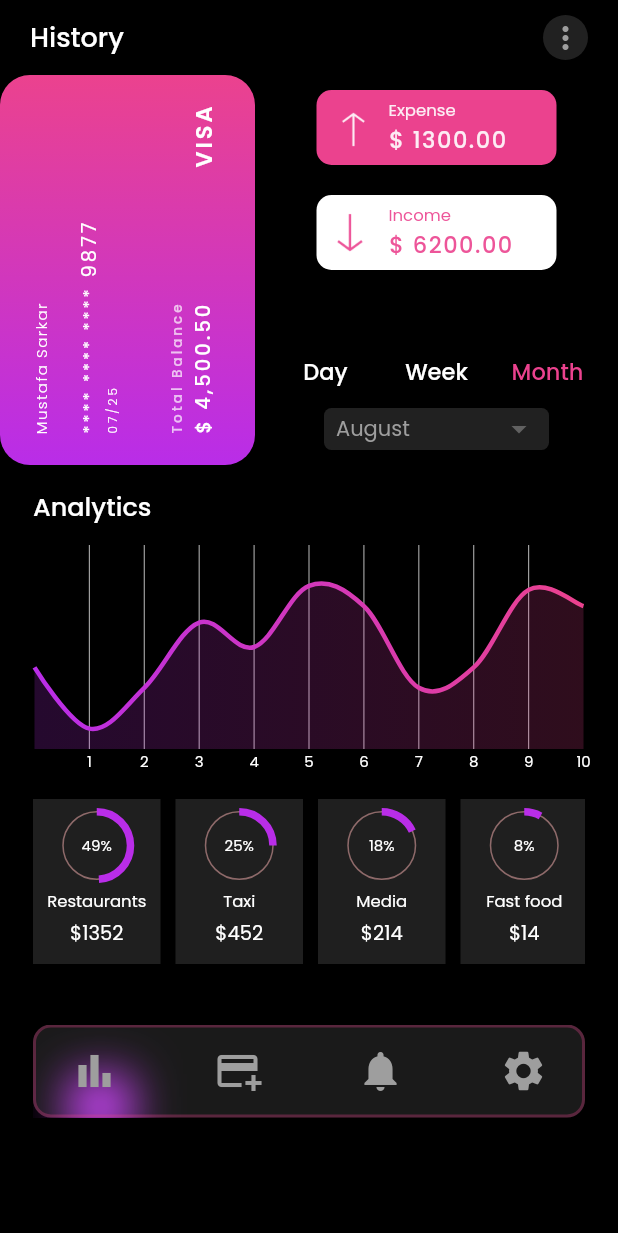
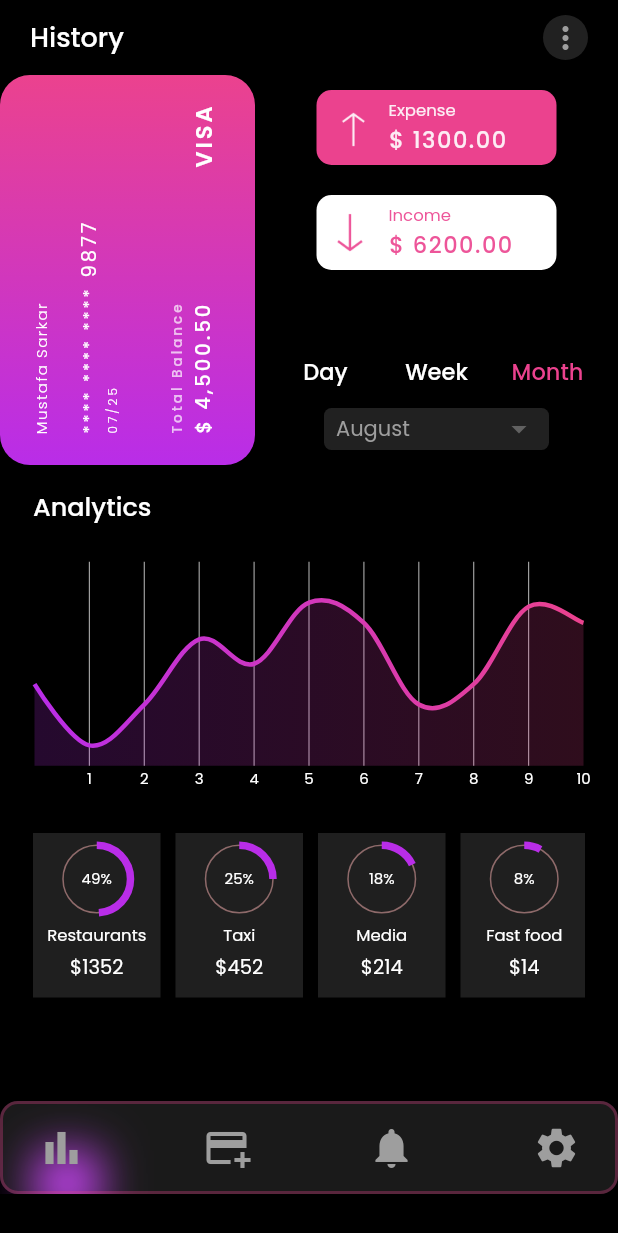
Before and after one commit to aniribe/flutter_digital_wallet_app, a Flutter app: the screen it shows after launch, on a phone screen of 412 x 824 dp. Shown: the top 1233 px of the screen. Run offline on Flutter 3.47's test engine with Material 2 defaults, Android fonts, the phone set to English and light mode, and no system bars; drawn by our look-alikes of fl_chart, percent_indicator; our stand-ins replace stacked, stacked_core, stacked_services.

Commit message:
History_view was added;

```diff
--- a/lib/config/app.dart
+++ b/lib/config/app.dart
@@ -1,8 +1,18 @@
 import 'package:digital_wallet_app/views/home/home_page_view.dart';
 import 'package:stacked/stacked_annotations.dart';
+import 'package:stacked_services/stacked_services.dart';
 
-@StackedApp(routes: [
-  MaterialRoute(page: HomePageView, initial: true),
-  // CupertinoRoute(page: PreLoginView),
-])
+import '../views/history/history_viewmodel.dart';
+
+@StackedApp(
+  routes: [
+    MaterialRoute(page: HomePageView, initial: true),
+    // CupertinoRoute(page: PreLoginView),
+  ],
+  dependencies: [
+    Singleton(classType: HistoryViewModel),
+    LazySingleton(classType: NavigationService),
+    LazySingleton(classType: DialogService),
+  ],
+)
 class AppSetup {}
--- /dev/null
+++ b/lib/config/app.locator.dart
@@ -0,0 +1,26 @@
+// GENERATED CODE - DO NOT MODIFY BY HAND
+
+// **************************************************************************
+// StackedLocatorGenerator
+// **************************************************************************
+
+// ignore_for_file: public_member_api_docs
+
+import 'package:stacked_core/stacked_core.dart';
+import 'package:stacked_services/stacked_services.dart';
+
+import '../views/history/history_viewmodel.dart';
+
+final locator = StackedLocator.instance;
+
+Future<void> setupLocator(
+    {String? environment, EnvironmentFilter? environmentFilter}) async {
+// Register environments
+  locator.registerEnvironment(
+      environment: environment, environmentFilter: environmentFilter);
+
+// Register dependencies
+  locator.registerSingleton(HistoryViewModel());
+  locator.registerLazySingleton(() => NavigationService());
+  locator.registerLazySingleton(() => DialogService());
+}
--- a/lib/config/locator.dart
+++ b/lib/config/locator.dart
@@ -1,8 +1,8 @@
-import 'package:get_it/get_it.dart';
-import 'package:injectable/injectable.dart';
-import 'locator.config.dart';
-
-final locator = GetIt.instance;
-
-@injectableInit
-Future<dynamic> setupLocator() async => await $initGetIt(locator);
+// import 'package:get_it/get_it.dart';
+// import 'package:injectable/injectable.dart';
+// import 'locator.config.dart';
+//
+// final locator = GetIt.instance;
+//
+// @injectableInit
+// Future<dynamic> setupLocator() async => await $initGetIt(locator);
--- a/lib/config/service_config.dart
+++ b/lib/config/service_config.dart
@@ -1,12 +1,12 @@
-import 'package:injectable/injectable.dart';
-// ignore: import_of_legacy_library_into_null_safe
-import 'package:stacked_services/stacked_services.dart';
-
-@module
-abstract class ServicesConfig {
-  @lazySingleton
-  NavigationService get navigationService;
-
-  @lazySingleton
-  DialogService get dialogService;
-}
+// import 'package:injectable/injectable.dart';
+// // ignore: import_of_legacy_library_into_null_safe
+// import 'package:stacked_services/stacked_services.dart';
+//
+// @module
+// abstract class ServicesConfig {
+//   @lazySingleton
+//   NavigationService get navigationService;
+//
+//   @lazySingleton
+//   DialogService get dialogService;
+// }
--- a/lib/main.dart
+++ b/lib/main.dart
@@ -1,8 +1,11 @@
+import 'package:digital_wallet_app/config/locator.dart';
 import 'package:flutter/material.dart';
 import 'package:stacked_services/stacked_services.dart';
+import 'config/app.locator.dart';
 import 'config/app.router.dart';
 
 void main() {
+  setupLocator();
   runApp(const MyApp());
 }
 
--- /dev/null
+++ b/lib/views/history/components/charts_section.dart
@@ -0,0 +1,43 @@
+import 'package:digital_wallet_app/views/home/components/progress_chart.dart';
+import 'package:flutter/cupertino.dart';
+import '../../../consts/app_colors.dart';
+import '../../../consts/string_constants.dart';
+import '../../../util/ui_helper.dart';
+import '../../home/components/expense_graph.dart';
+
+class ChartsSections extends StatelessWidget {
+  final String selectedMonth;
+
+  const ChartsSections({
+    Key? key,
+    required this.selectedMonth,
+  }) : super(key: key);
+
+  @override
+  Widget build(BuildContext context) {
+    return Padding(
+      padding: const EdgeInsets.symmetric(horizontal: 22),
+      child: SizedBox(
+        height: 340,
+        child: Column(
+          mainAxisAlignment: MainAxisAlignment.spaceBetween,
+          crossAxisAlignment: CrossAxisAlignment.start,
+          children: [
+            const Text(
+              StringConstants.analytics,
+              style: TextStyle(
+                fontSize: 17,
+                fontWeight: FontWeight.w500,
+                color: AppColors.white,
+              ),
+            ),
+            verticalSpace(7),
+            ExpenseGraphDesign(month: selectedMonth),
+            verticalSpace(15),
+            const CircleProgressChartSection(),
+          ],
+        ),
+      ),
+    );
+  }
+}
--- a/lib/views/home/components/credit_card_section.dart
+++ b/lib/views/history/components/credit_card_section.dart
@@ -1,6 +1,6 @@
 import 'package:flutter/cupertino.dart';
 import '../../../widgets/visa_card/visa_card.dart';
-import 'expense_income_section.dart';
+import '../../home/components/expense_income_section.dart';
 
 class CreditCardSection extends StatelessWidget {
   final String selectedMonth;
--- /dev/null
+++ b/lib/views/history/history_view.dart
@@ -0,0 +1,45 @@
+import 'package:digital_wallet_app/config/locator.dart';
+import 'package:digital_wallet_app/consts/app_colors.dart';
+import 'package:flutter/material.dart';
+import 'package:stacked/stacked.dart';
+import '../../config/app.locator.dart';
+import '../../consts/string_constants.dart';
+import '../../util/ui_helper.dart';
+import '../../widgets/title_line.dart';
+import 'components/charts_section.dart';
+import 'components/credit_card_section.dart';
+import 'history_viewmodel.dart';
+
+class HistoryView extends StatelessWidget {
+  const HistoryView({Key? key}) : super(key: key);
+
+  @override
+  Widget build(BuildContext context) {
+    return ViewModelBuilder<HistoryViewModel>.reactive(
+        disposeViewModel: false,
+        initialiseSpecialViewModelsOnce: true,
+        viewModelBuilder: () => locator<HistoryViewModel>(),
+        builder: (context, model, child) => Scaffold(
+              backgroundColor: AppColors.black,
+              body: SafeArea(
+                child: Column(
+                  children: [
+                    const TitleLine(
+                      title: StringConstants.history,
+                      icon: Icons.more_vert,
+                    ),
+                    CreditCardSection(
+                      selectedMonth: model.selectedMonth as String,
+                      onChanged: (String? value) =>
+                          model.onDropDownValueChanged(value),
+                    ),
+                    verticalSpace(15),
+                    ChartsSections(
+                        selectedMonth: model.selectedMonth as String),
+                    verticalSpace(35),
+                  ],
+                ),
+              ),
+            ));
+  }
+}
--- /dev/null
+++ b/lib/views/history/history_viewmodel.dart
@@ -0,0 +1,11 @@
+import 'package:flutter/cupertino.dart';
+import 'package:stacked/stacked.dart';
+
+class HistoryViewModel extends BaseViewModel {
+  String? selectedMonth = "August";
+
+  void onDropDownValueChanged(String? newValue) {
+    selectedMonth = newValue;
+    notifyListeners();
+  }
+}
--- a/lib/views/home/components/title_line.dart
+++ /dev/null
@@ -1,43 +0,0 @@
-import 'package:flutter/material.dart';
-import '../../../consts/app_colors.dart';
-import '../../../consts/string_constants.dart';
-
-class TitleLine extends StatelessWidget {
-  const TitleLine({
-    Key? key,
-  }) : super(key: key);
-
-  @override
-  Widget build(BuildContext context) {
-    return Row(
-      mainAxisAlignment: MainAxisAlignment.spaceBetween,
-      children: [
-        const Text(
-          StringConstants.history,
-          style: TextStyle(
-            fontSize: 18,
-            fontWeight: FontWeight.w500,
-            color: AppColors.white,
-          ),
-        ),
-        Container(
-          height: 30,
-          width: 30,
-          child: TextButton(
-              onPressed: () {},
-              style: TextButton.styleFrom(
-                backgroundColor: AppColors.grey900,
-                shape: RoundedRectangleBorder(
-                  borderRadius: BorderRadius.circular(100),
-                ),
-                padding: const EdgeInsets.all(3),
-              ),
-              child: const Icon(
-                Icons.more_vert,
-                color: AppColors.grey500,
-              )),
-        )
-      ],
-    );
-  }
-}
--- a/lib/views/home/home_page_view.dart
+++ b/lib/views/home/home_page_view.dart
@@ -1,69 +1,109 @@
 import 'package:digital_wallet_app/consts/string_constants.dart';
 import 'package:digital_wallet_app/util/ui_helper.dart';
+import 'package:digital_wallet_app/views/history/history_view.dart';
 import 'package:flutter/material.dart';
 import 'package:stacked/stacked.dart';
 import '../../consts/app_colors.dart';
-import 'components/credit_card_section.dart';
-import 'components/expense_graph.dart';
-import 'components/progress_chart.dart';
-import 'components/title_line.dart';
+import '../../widgets/buttons/bottom_nav_item.dart';
+import '../history/components/charts_section.dart';
+import '../history/components/credit_card_section.dart';
+import '../../widgets/title_line.dart';
 import 'home_page_viewmodel.dart';
 
-class HomePageView extends StatefulWidget {
+class HomePageView extends StatelessWidget {
   const HomePageView({Key? key}) : super(key: key);
 
-  @override
-  State<HomePageView> createState() => _HomePageViewState();
-}
-
-class _HomePageViewState extends State<HomePageView> {
   @override
   Widget build(BuildContext context) {
     return ViewModelBuilder<HomePageViewModel>.reactive(
         viewModelBuilder: () => HomePageViewModel(),
         builder: (context, model, child) => Scaffold(
               backgroundColor: AppColors.black,
-              body: SafeArea(
+              bottomNavigationBar: AppBottomNavBar(
+                model: model,
+                leftForAnimation: model.leftForAnimation,
+              ),
+              body: getViewForIndex(model.currentIndex),
+            ));
+  }
+}
+
+class AppBottomNavBar extends StatelessWidget {
+  final double leftForAnimation;
+  final HomePageViewModel model;
+
+  const AppBottomNavBar({
+    Key? key,
+    required this.leftForAnimation,
+    required this.model,
+  }) : super(key: key);
+
+  @override
+  Widget build(BuildContext context) {
+    return Container(
+      height: 90,
       child: Column(
         children: [
-                    const Padding(
+          Stack(
+            children: [
+              PurpleLight(leftForAnimation: leftForAnimation),
+              Container(
                 padding:
-                          EdgeInsets.symmetric(horizontal: 20.0, vertical: 10),
-                      child: TitleLine(),
-                    ),
-                    CreditCardSection(
-                      selectedMonth: model.selectedMonth as String,
-                      onChanged: (String? value) =>
-                          model.onDropDownValueChanged(value),
-                    ),
-                    verticalSpace(15),
-                    Padding(
-                      padding: const EdgeInsets.symmetric(horizontal: 22),
-                      child: SizedBox(
-                        height: 420,
-                        child: Column(
-                          mainAxisAlignment: MainAxisAlignment.spaceBetween,
-                          crossAxisAlignment: CrossAxisAlignment.start,
-                          children: [
-                            const Text(
-                              StringConstants.analytics,
-                              style: TextStyle(
-                                fontSize: 17,
-                                fontWeight: FontWeight.w500,
-                                color: AppColors.white,
+                    const EdgeInsets.symmetric(horizontal: 15, vertical: 5),
+                decoration: BoxDecoration(
+                  color: AppColors.white.withOpacity(0.1),
+                  borderRadius: BorderRadius.circular(12),
+                  border: Border.all(
+                    width: 2,
+                    color: AppColors.pink.withOpacity(0.3),
                   ),
                 ),
-                            verticalSpace(7),
-                            ExpenseGraphDesign(
-                                month: model.selectedMonth as String),
-                            verticalSpace(15),
-                            const CircleProgressChartSection(),
-                            verticalSpace(35),
-                            Stack(
+                child: Row(
+                  mainAxisAlignment: MainAxisAlignment.spaceBetween,
                   children: [
-                                AnimatedPositioned(
+                    BottomNavItem(
+                      icon: Icons.bar_chart,
+                      onButtonPressed: () => model.onButtonPressed(context, 28),
+                    ),
+                    BottomNavItem(
+                      icon: Icons.add_card,
+                      onButtonPressed: () =>
+                          model.onButtonPressed(context, 115),
+                    ),
+                    BottomNavItem(
+                      icon: Icons.notifications,
+                      onButtonPressed: () =>
+                          model.onButtonPressed(context, 200),
+                    ),
+                    BottomNavItem(
+                      icon: Icons.settings,
+                      onButtonPressed: () =>
+                          model.onButtonPressed(context, 290),
+                    ),
+                  ],
+                ),
+              ),
+            ],
+          ),
+        ],
+      ),
+    );
+  }
+}
+
+class PurpleLight extends StatelessWidget {
+  const PurpleLight({
+    Key? key,
+    required this.leftForAnimation,
+  }) : super(key: key);
+
+  final double leftForAnimation;
+
+  @override
+  Widget build(BuildContext context) {
+    return AnimatedPositioned(
       top: 40,
-                                  left: model.leftForAnimation,
+      left: leftForAnimation,
       duration: const Duration(milliseconds: 300),
       curve: Curves.easeIn,
       child: Container(
@@ -77,70 +117,17 @@ class _HomePageViewState extends State<HomePageView> {
         height: 30,
         width: 30,
       ),
-                                ),
-                                Container(
-                                  padding: const EdgeInsets.symmetric(
-                                      horizontal: 15, vertical: 5),
-                                  decoration: BoxDecoration(
-                                    color: AppColors.white.withOpacity(0.1),
-                                    borderRadius: BorderRadius.circular(12),
-                                    border: Border.all(
-                                      width: 2,
-                                      color: AppColors.pink.withOpacity(0.3),
-                                    ),
-                                  ),
-                                  child: Row(
-                                    mainAxisAlignment:
-                                        MainAxisAlignment.spaceBetween,
-                                    children: [
-                                      IconButton(
-                                        onPressed: () =>
-                                            model.onButtonPressed(context, 28),
-                                        icon: const Icon(
-                                          Icons.bar_chart,
-                                          color: AppColors.grey500,
-                                          size: 32,
-                                        ),
-                                      ),
-                                      IconButton(
-                                        onPressed: () =>
-                                            model.onButtonPressed(context, 115),
-                                        icon: const Icon(
-                                          Icons.add_card,
-                                          color: AppColors.grey500,
-                                          size: 32,
-                                        ),
-                                      ),
-                                      IconButton(
-                                        onPressed: () =>
-                                            model.onButtonPressed(context, 200),
-                                        icon: const Icon(
-                                          Icons.notifications,
-                                          color: AppColors.grey500,
-                                          size: 32,
-                                        ),
-                                      ),
-                                      IconButton(
-                                        onPressed: () =>
-                                            model.onButtonPressed(context, 290),
-                                        icon: const Icon(
-                                          Icons.settings,
-                                          color: AppColors.grey500,
-                                          size: 32,
-                                        ),
-                                      ),
-                                    ],
-                                  ),
-                                ),
-                              ],
-                            ),
-                          ],
-                        ),
-                      ),
-                    ),
-                  ],
-                ),
-              ),
-            ));
+    );
   }
 }
+
+Widget getViewForIndex(int index) {
+  switch (index) {
+    case 0:
+      return const HistoryView();
+    // case 1:
+    //   return TodoView();
+    default:
+      return const HistoryView();
+  }
+}
--- a/lib/views/home/home_page_viewmodel.dart
+++ b/lib/views/home/home_page_viewmodel.dart
@@ -1,17 +1,12 @@
 import 'package:flutter/material.dart';
 import 'package:stacked/stacked.dart';
 
-class HomePageViewModel extends BaseViewModel {
-  String? selectedMonth = "August";
-
+class HomePageViewModel extends IndexTrackingViewModel {
   double leftForAnimation = 30;
-
-  void onDropDownValueChanged(String? newValue) {
-    selectedMonth = newValue;
-    notifyListeners();
-  }
+  int currentIndex = 0;
 
   void onButtonPressed(BuildContext context, double left) {
+    print('PRESSED');
     leftForAnimation = left;
     notifyListeners();
   }
--- /dev/null
+++ b/lib/widgets/buttons/bottom_nav_item.dart
@@ -0,0 +1,25 @@
+import 'package:flutter/material.dart';
+import '../../consts/app_colors.dart';
+
+class BottomNavItem extends StatelessWidget {
+  final IconData icon;
+  final VoidCallback onButtonPressed;
+
+  const BottomNavItem({
+    Key? key,
+    required this.icon,
+    required this.onButtonPressed,
+  }) : super(key: key);
+
+  @override
+  Widget build(BuildContext context) {
+    return IconButton(
+      onPressed: onButtonPressed,
+      icon: Icon(
+        icon,
+        color: AppColors.grey500,
+        size: 32,
+      ),
+    );
+  }
+}
--- /dev/null
+++ b/lib/widgets/title_line.dart
@@ -0,0 +1,51 @@
+import 'package:flutter/material.dart';
+import '../consts/app_colors.dart';
+import '../consts/string_constants.dart';
+
+class TitleLine extends StatelessWidget {
+  final String title;
+  final IconData icon;
+
+  const TitleLine({
+    Key? key,
+    required this.title,
+    required this.icon,
+  }) : super(key: key);
+
+  @override
+  Widget build(BuildContext context) {
+    return Padding(
+      padding: const EdgeInsets.symmetric(horizontal: 20.0, vertical: 10),
+      child: Row(
+        mainAxisAlignment: MainAxisAlignment.spaceBetween,
+        children: [
+          Text(
+            title,
+            style: const TextStyle(
+              fontSize: 18,
+              fontWeight: FontWeight.w500,
+              color: AppColors.white,
+            ),
+          ),
+          Container(
+            height: 30,
+            width: 30,
+            child: TextButton(
+                onPressed: () {},
+                style: TextButton.styleFrom(
+                  backgroundColor: AppColors.grey900,
+                  shape: RoundedRectangleBorder(
+                    borderRadius: BorderRadius.circular(100),
+                  ),
+                  padding: const EdgeInsets.all(3),
+                ),
+                child: Icon(
+                  icon,
+                  color: AppColors.grey500,
+                )),
+          )
+        ],
+      ),
+    );
+  }
+}
```
Also changed, not shown: lib/config/locator.config.dart (deleted). Lines whose indentation alone changed are shown as unchanged.
